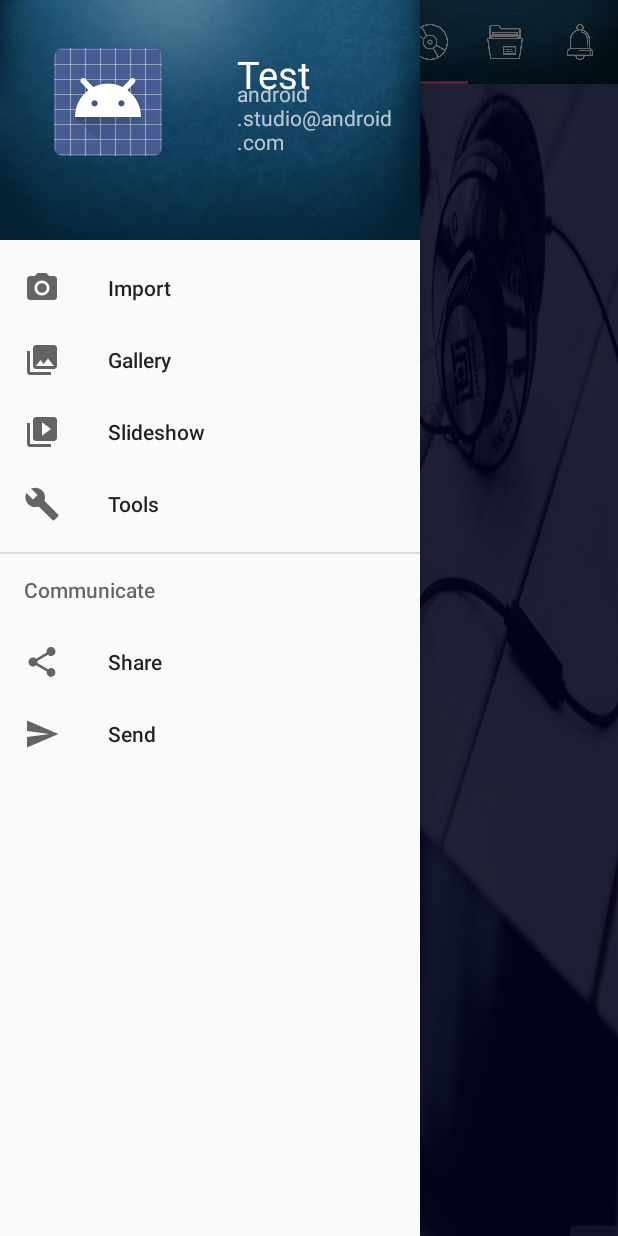
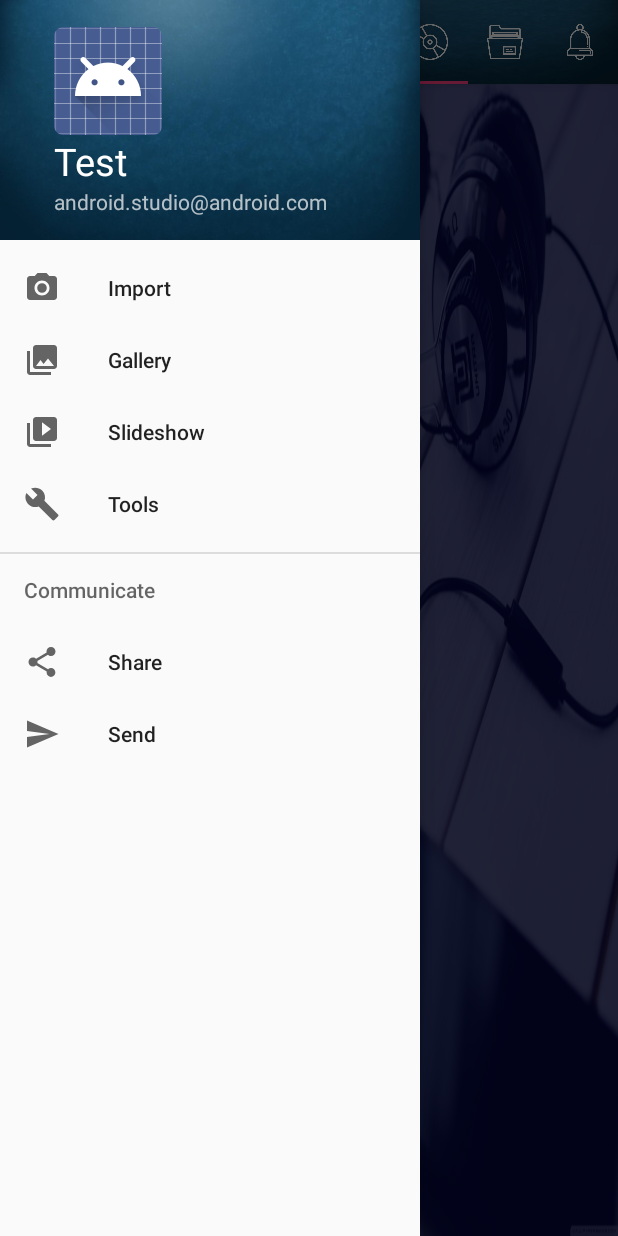
Before and after one commit to adrianlukito/EDmusicLO_1, an Android app: the SongFragment screen opened directly, with no data from a screen before it, with the side drawer open, on a phone screen of 412 x 824 dp. Run offline under Robolectric (Android 15) with nearby library versions, the phone set to English and light mode, and no system bars; 1 statement that could not run was skipped.

Commit message:
First Commit

```diff
--- a/app/build.gradle
+++ b/app/build.gradle
@@ -28,5 +28,10 @@ dependencies {
     compile 'com.android.support.constraint:constraint-layout:1.0.2'
     compile 'com.android.support:support-v4:26.+'
     compile 'com.android.support:design:26.+'
+    compile 'com.google.firebase:firebase-database:10.0.1'
+    compile 'com.google.firebase:firebase-auth:10.0.1'
     testCompile 'junit:junit:4.12'
 }
+
+
+apply plugin: 'com.google.gms.google-services'
--- a/app/src/main/java/edu/bluejack16_2/edmusiclo/FilterFragment.java
+++ b/app/src/main/java/edu/bluejack16_2/edmusiclo/FilterFragment.java
@@ -27,7 +27,6 @@ public class FilterFragment extends Fragment {
 
         View view = inflater.inflate(R.layout.fragment_filter,container,false);
 
-        Toast.makeText(getContext(), "Discover", Toast.LENGTH_SHORT).show();
 
         return view;
     }
--- a/app/src/main/java/edu/bluejack16_2/edmusiclo/SongFragment.java
+++ b/app/src/main/java/edu/bluejack16_2/edmusiclo/SongFragment.java
@@ -27,7 +27,6 @@ public class SongFragment extends Fragment {
 
         View view = inflater.inflate(R.layout.fragment_song,container,false);
 
-        Toast.makeText(getContext(), "Song", Toast.LENGTH_SHORT).show();
 
         return view;
     }
--- a/app/src/main/java/edu/bluejack16_2/edmusiclo/TimeLineFragment.java
+++ b/app/src/main/java/edu/bluejack16_2/edmusiclo/TimeLineFragment.java
@@ -27,7 +27,6 @@ public class TimeLineFragment extends Fragment {
 
         View view = inflater.inflate(R.layout.fragment_time_line,container,false);
 
-        Toast.makeText(getContext(), "TimeLine", Toast.LENGTH_SHORT).show();
 
         return view;
     }
--- a/app/src/main/res/layout/activity_main.xml
+++ b/app/src/main/res/layout/activity_main.xml
@@ -20,6 +20,6 @@
         android:layout_gravity="start"
         android:fitsSystemWindows="true"
         app:headerLayout="@layout/nav_header_main"
-        app:menu="@menu/activity_main_drawer" />
+        app:menu="@menu/activity_main_drawer"/>
 
 </android.support.v4.widget.DrawerLayout>
--- a/app/src/main/res/layout/app_bar_main.xml
+++ b/app/src/main/res/layout/app_bar_main.xml
@@ -18,14 +18,13 @@
             android:id="@+id/toolbar"
             android:layout_width="match_parent"
             android:layout_height="?attr/actionBarSize"
-            android:background="@drawable/wallpaper1"
+            android:background="@drawable/wallpaper11"
             app:popupTheme="@style/AppTheme.PopupOverlay" >
 
         <android.support.design.widget.TabLayout
             android:layout_width="150dp"
             android:layout_height="match_parent"
             android:layout_gravity="right"
-
             android:id="@+id/tabLayout">
 
         </android.support.design.widget.TabLayout>
--- a/app/src/main/res/layout/nav_header_main.xml
+++ b/app/src/main/res/layout/nav_header_main.xml
@@ -1,46 +1,45 @@
 <?xml version="1.0" encoding="utf-8"?>
-<RelativeLayout xmlns:android="http://schemas.android.com/apk/res/android"
+<LinearLayout xmlns:android="http://schemas.android.com/apk/res/android"
     xmlns:app="http://schemas.android.com/apk/res-auto"
     android:layout_width="match_parent"
     android:layout_height="@dimen/nav_header_height"
-    android:background="@drawable/wallpaper1"
+    android:background="@drawable/wallpaper11"
     android:gravity="bottom"
     android:orientation="vertical"
     android:paddingBottom="@dimen/activity_vertical_margin"
     android:paddingLeft="@dimen/activity_horizontal_margin"
     android:paddingRight="@dimen/activity_horizontal_margin"
     android:paddingTop="@dimen/activity_vertical_margin"
-    android:theme="@style/ThemeOverlay.AppCompat.Dark">
+    android:theme="@style/ThemeOverlay.AppCompat.Dark"
+    android:weightSum="1">
 
     <ImageView
         android:id="@+id/imageView"
         android:layout_width="wrap_content"
         android:layout_height="wrap_content"
+        android:layout_alignParentStart="true"
+        android:layout_alignParentTop="true"
+        android:layout_marginStart="20dp"
         android:paddingTop="@dimen/nav_header_vertical_spacing"
-        app:srcCompat="@android:drawable/sym_def_app_icon"
-        android:layout_marginStart="20dp"
-        android:layout_marginBottom="40dp"
-        android:layout_alignParentTop="true"
-        android:layout_alignParentStart="true" />
+        app:srcCompat="@android:drawable/sym_def_app_icon" />
 
     <TextView
-        android:id="@+id/textView2"
-        android:layout_width="wrap_content"
+        android:id="@+id/txtUserProfileName"
+        android:layout_width="match_parent"
         android:layout_height="wrap_content"
-        android:paddingTop="@dimen/nav_header_vertical_spacing"
+        android:layout_weight="0.03"
+        android:layout_marginStart="20dp"
         android:text="Test"
-        android:textSize="25dp"
         android:textAppearance="@style/TextAppearance.AppCompat.Body1"
-        android:layout_alignTop="@+id/imageView"
-        android:layout_alignStart="@+id/textView" />
+        android:textSize="25dp" />
 
     <TextView
-        android:id="@+id/textView"
-        android:layout_width="wrap_content"
+        android:id="@+id/txtUserProfileEmail"
+        android:layout_width="match_parent"
         android:layout_height="wrap_content"
-        android:text="android.studio@android.com"
-        android:layout_marginStart="50dp"
         android:layout_alignBottom="@+id/imageView"
-        android:layout_toEndOf="@+id/imageView" />
+        android:layout_marginStart="20dp"
+        android:layout_toEndOf="@+id/imageView"
+        android:text="android.studio@android.com" />
 
-</RelativeLayout>
+</LinearLayout>
--- a/build.gradle
+++ b/build.gradle
@@ -9,6 +9,7 @@ buildscript {
 
         // NOTE: Do not place your application dependencies here; they belong
         // in the individual module build.gradle files
+        classpath 'com.google.gms:google-services:3.0.0'
     }
 }
 
```
Also changed, not shown: app/src/main/java/edu/bluejack16_2/edmusiclo/RegisterActivity.java (+66 -0 lines), app/src/main/java/edu/bluejack16_2/edmusiclo/model/UserModel.java (added, +46 -0 lines), app/src/main/res/drawable/wallpaper1.jpg (deleted), app/src/main/res/drawable/wallpaper11.jpg (added), 1 other file.
